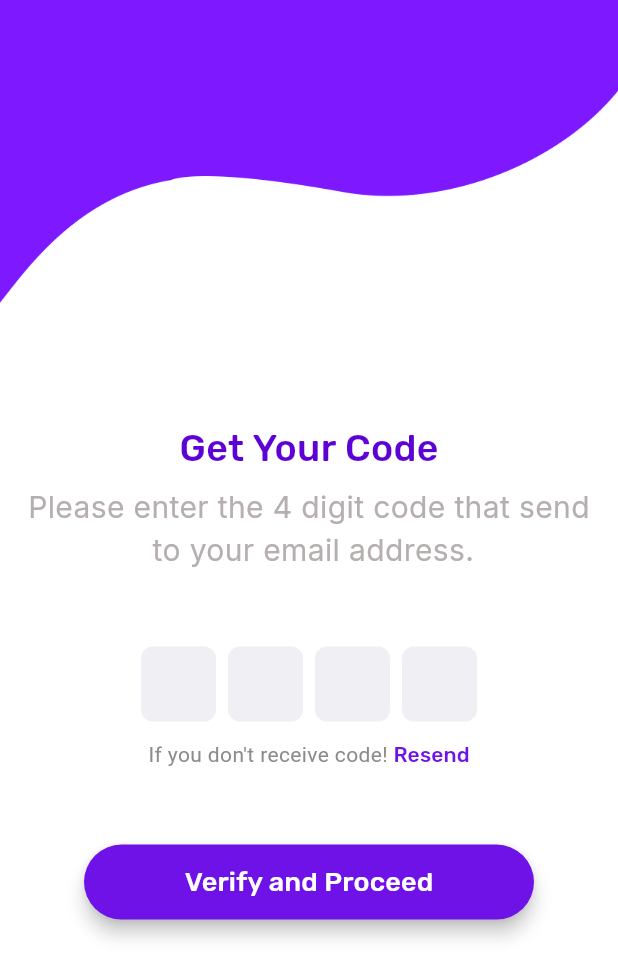
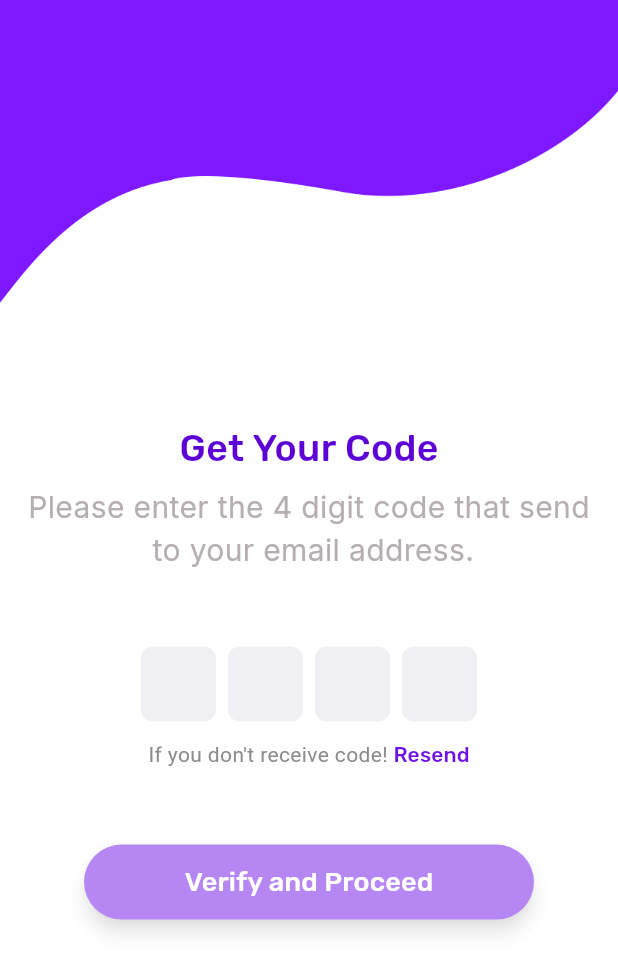
Before and after one commit to AbuAlwah/flutter-login-ui, a Flutter app: the EmailVerification screen opened directly, on a phone screen of 412 x 824 dp. Shown: the top 978 px of the screen. Run offline on Flutter 3.47's test engine with Material 3 defaults, Android fonts, the phone set to English and light mode, and no system bars; drawn by our look-alikes of pinput; our stand-ins replace gap, google_fonts.

Commit message:
feat(auth): enable verify button only when OTP code is complete.
- Added state validation to Pinput using onChanged listener.
- Wrapped CustomElevatedButton with AbsorbPointer and Opacity.
- Disabled user interaction until all 4 digits are completely filled.

```diff
--- a/lib/Screens/emailVerification.dart
+++ b/lib/Screens/emailVerification.dart
@@ -16,6 +16,7 @@ class EmailVerification extends StatefulWidget {
 
 class _EmailVerificationState extends State<EmailVerification> {
   final TextEditingController _pinController = TextEditingController();
+  bool _isButtonEnabled = false;
 
   @override
   void dispose() {
@@ -34,7 +35,7 @@ class _EmailVerificationState extends State<EmailVerification> {
         color: Colors.black,
       ),
       decoration: BoxDecoration(
-        color: const Color(0xFFEFEFF4), // اللون الرمادي الفاتح كما في التصميم
+        color: const Color(0xFFEFEFF4),
         borderRadius: BorderRadius.circular(8),
       ),
     );
@@ -56,18 +57,22 @@ class _EmailVerificationState extends State<EmailVerification> {
 
             Center(
               child: Pinput(
-                length: 4, // عدد المربعات
+                length: 4,
                 controller: _pinController,
                 defaultPinTheme: defaultPinTheme,
                 focusedPinTheme: defaultPinTheme.copyWith(
                   decoration: defaultPinTheme.decoration!.copyWith(
-                    border: Border.all(
-                      color: const Color(0xFF5D02D5),
-                    ), // لون عند التركيز
+                    border: Border.all(color: const Color(0xFF5D02D5)),
                   ),
                 ),
+
+                onChanged: (pin) {
+                  setState(() {
+                    _isButtonEnabled = pin.length == 4;
+                  });
+                },
+
                 onCompleted: (pin) {
-                  // يتم استدعاؤها أوتوماتيكياً عند إكمال الـ 4 أرقام
                   print("Entered PIN: $pin");
                 },
               ),
@@ -105,7 +110,11 @@ class _EmailVerificationState extends State<EmailVerification> {
               ],
             ),
             Gap(50),
-            CustomElevatedButton(
+            Opacity(
+              opacity: _isButtonEnabled ? 1.0 : 0.5,
+              child: AbsorbPointer(
+                absorbing: !_isButtonEnabled,
+                child: CustomElevatedButton(
                   name: "Verify and Proceed",
                   onPressed: () {
                     Navigator.push(
@@ -116,6 +125,8 @@ class _EmailVerificationState extends State<EmailVerification> {
                     );
                   },
                 ),
+              ),
+            ),
           ],
         ),
       ),
--- a/lib/main.dart
+++ b/lib/main.dart
@@ -25,6 +25,6 @@ class Auth extends StatelessWidget {
 
   @override
   Widget build(BuildContext context) {
-    return MaterialApp(debugShowCheckedModeBanner: false, home: Forgetpassword());
+    return MaterialApp(debugShowCheckedModeBanner: false, home: Welcom());
   }
 }
```
Lines whose indentation alone changed are shown as unchanged.
